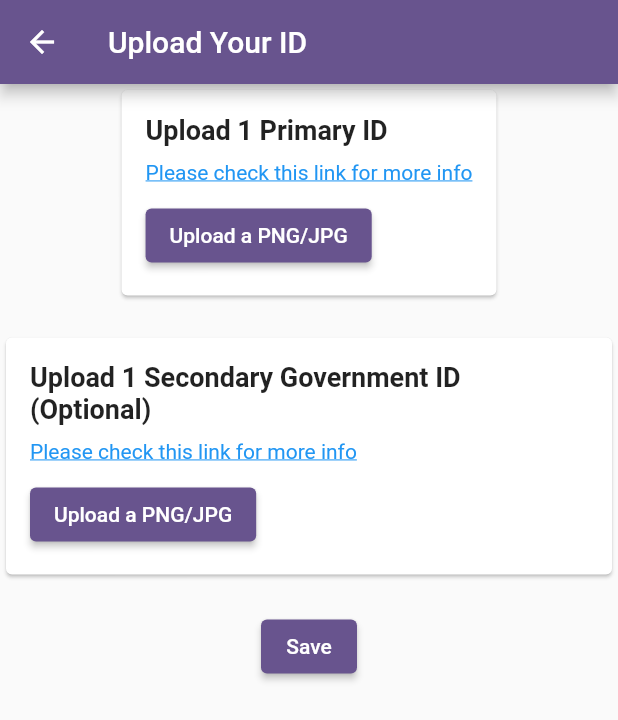
After one commit to noemialcantara/labor-link-mobile, a Flutter app: the UploadIDScreen screen opened directly, on a phone screen of 412 x 824 dp. The commit adds this screen. Shown: the top 720 px of the screen. Run offline on Flutter 3.47's test engine with Material 3 defaults, Android fonts, the phone set to English and light mode, and no system bars; our stand-ins replace animated_bottom_navigation_bar, auto_size_text, firebase_auth, firebase_core, google_fonts; accounts and stored records are empty.

Commit message:
Your commit message

```diff
--- a/lib/screens/NavigationScreen.dart
+++ b/lib/screens/NavigationScreen.dart
@@ -4,6 +4,8 @@ import 'package:labor_link_mobile/screens/HomeDashboardScreen.dart';
 import 'package:labor_link_mobile/screens/MessagesScreen.dart';
 import 'package:labor_link_mobile/screens/NotificationsScreen.dart';
 import 'package:labor_link_mobile/screens/SavedJobsScreen.dart';
+import 'package:labor_link_mobile/screens/UploadIDScreen.dart';
+
 
 class NavigationScreen extends StatefulWidget {
   final int bottomNavIndex;
--- /dev/null
+++ b/lib/screens/UploadIDScreen.dart
@@ -0,0 +1,81 @@
+import 'package:flutter/material.dart';
+
+class UploadIDScreen extends StatelessWidget {
+  @override
+  Widget build(BuildContext context) {
+    return Scaffold(
+      appBar: AppBar(
+        title: Text('Upload Your ID'),
+      ),
+      body: SingleChildScrollView(
+        child: Column(
+          children: <Widget>[
+            UploadSection(
+              title: 'Upload 1 Primary ID',
+              subtitle: 'Please check this link for more info',
+            ),
+            SizedBox(height: 20),
+            UploadSection(
+              title: 'Upload 1 Secondary Government ID (Optional)',
+              subtitle: 'Please check this link for more info',
+            ),
+            SizedBox(height: 20),
+            ElevatedButton(
+              onPressed: () {
+                // Implement save functionality
+              },
+              child: Text('Save'),
+            ),
+          ],
+        ),
+      ),
+    );
+  }
+}
+
+class UploadSection extends StatelessWidget {
+  final String title;
+  final String subtitle;
+
+  const UploadSection({
+    Key? key,
+    required this.title,
+    required this.subtitle,
+  }) : super(key: key);
+
+  @override
+  Widget build(BuildContext context) {
+    return Card(
+      child: Padding(
+        padding: const EdgeInsets.all(16.0),
+        child: Column(
+          crossAxisAlignment: CrossAxisAlignment.start,
+          children: <Widget>[
+            Text(
+              title,
+              style: TextStyle(
+                fontWeight: FontWeight.bold,
+                fontSize: 18,
+              ),
+            ),
+            SizedBox(height: 10),
+            Text(
+              subtitle,
+              style: TextStyle(
+                color: Colors.blue,
+                decoration: TextDecoration.underline,
+              ),
+            ),
+            SizedBox(height: 10),
+            ElevatedButton(
+              onPressed: () {
+                // Implement upload functionality
+              },
+              child: Text('Upload a PNG/JPG'),
+            ),
+          ],
+        ),
+      ),
+    );
+  }
+}
--- a/pubspec.yaml
+++ b/pubspec.yaml
@@ -37,7 +37,7 @@ dependencies:
   cupertino_icons: ^1.0.2
   firebase_auth: ^4.6.1
   firebase_core: ^2.13.0
-  google_fonts: ^6.2.1
+  google_fonts: 6.2.0
   animated_bottom_navigation_bar: ^1.3.3
   circular_reveal_animation: ^2.0.1
   auto_size_text: ^3.0.0
```
Also changed, not shown: pubspec.lock.
